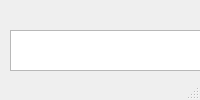
This is GUI.ui in luigitabarca/BoromirApp as Qt 5 draws it before an edit. The edited form follows.
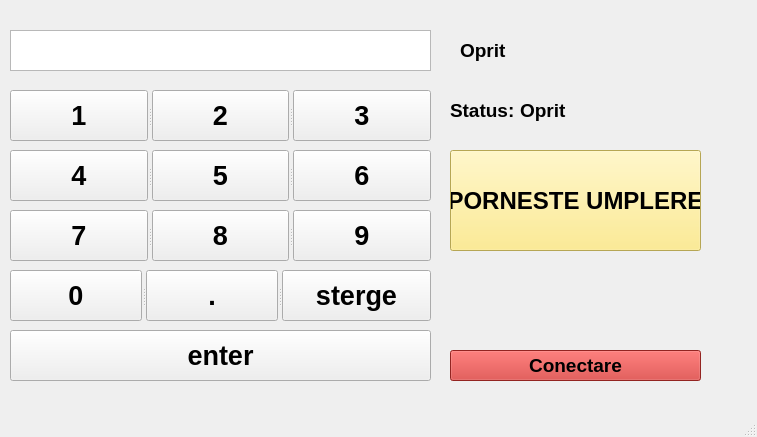
This is the edited form. Icons and pictures are not drawn.

```diff
--- a/GUI.ui
+++ b/GUI.ui
@@ -5,6 +5,14 @@
   <property name="enabled">
    <bool>true</bool>
   </property>
+  <property name="geometry">
+   <rect>
+    <x>0</x>
+    <y>0</y>
+    <width>757</width>
+    <height>437</height>
+   </rect>
+  </property>
   <property name="windowTitle">
    <string>MainWindow</string>
   </property>
@@ -246,7 +254,7 @@
      <rect>
       <x>520</x>
       <y>100</y>
-      <width>51</width>
+      <width>61</width>
       <height>21</height>
      </rect>
     </property>
@@ -267,7 +275,7 @@
      <rect>
       <x>460</x>
       <y>30</y>
-      <width>231</width>
+      <width>101</width>
       <height>41</height>
      </rect>
     </property>
@@ -286,10 +294,10 @@
    <widget class="QLabel" name="label">
     <property name="geometry">
      <rect>
-      <x>470</x>
-      <y>280</y>
-      <width>231</width>
-      <height>121</height>
+      <x>460</x>
+      <y>270</y>
+      <width>241</width>
+      <height>71</height>
      </rect>
     </property>
     <property name="text">
@@ -351,6 +359,30 @@
      </property>
     </widget>
    </widget>
+   <widget class="QPushButton" name="pushButton_Porneste_2">
+    <property name="geometry">
+     <rect>
+      <x>450</x>
+      <y>350</y>
+      <width>251</width>
+      <height>31</height>
+     </rect>
+    </property>
+    <property name="font">
+     <font>
+      <family>Segoe UI</family>
+      <pointsize>14</pointsize>
+      <weight>75</weight>
+      <bold>true</bold>
+     </font>
+    </property>
+    <property name="styleSheet">
+     <string notr="true">background-color:rgb(206, 51, 46);</string>
+    </property>
+    <property name="text">
+     <string>Conectare</string>
+    </property>
+   </widget>
   </widget>
   <widget class="QMenuBar" name="menubar">
    <property name="geometry">
```
Left out of the diff: 2 changed lines with no effect on the pictures.
